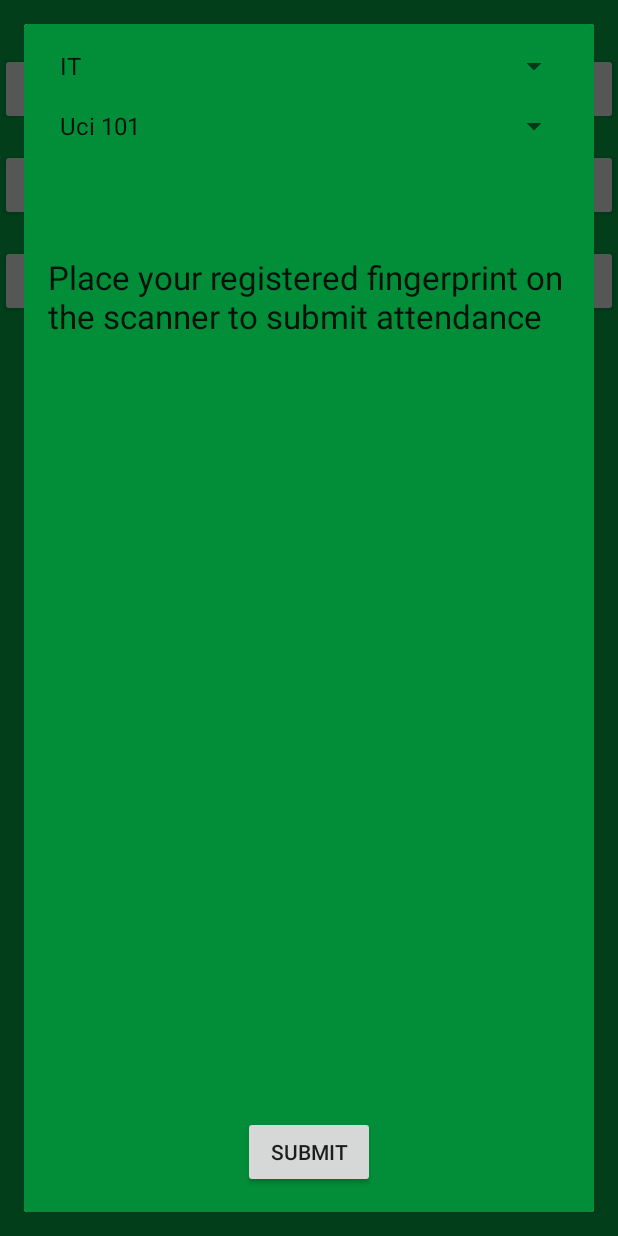
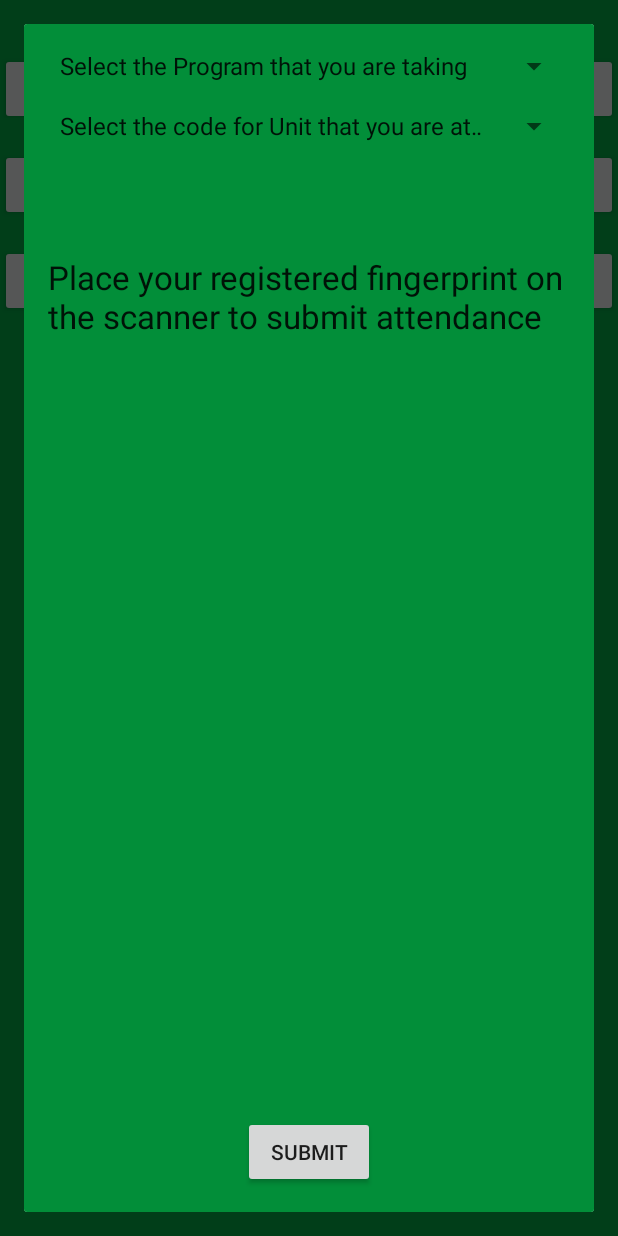
Before and after one commit to Theonlysmartboy/ClassAttendanceManager, an Android app: the MainActivity screen opened directly, with no data from a screen before it, after a tap on "SUBMIT ATTENDANCE", on a phone screen of 412 x 824 dp. Run offline under Robolectric (Android 15) with nearby library versions, the phone set to English and light mode, and no system bars.

```diff
--- a/app/src/main/java/com/otema/tosby/attendancemanager/CustomOnItemSelectedListener.java
+++ b/app/src/main/java/com/otema/tosby/attendancemanager/CustomOnItemSelectedListener.java
@@ -13,7 +13,7 @@ class CustomOnItemSelectedListener implements android.widget.AdapterView.OnItemS
 
     @Override
     public void onNothingSelected(AdapterView<?> arg0) {
-        // TODO Auto-generated method stub
+
     }
 
 }
--- a/app/src/main/res/layout/activity_timetable.xml
+++ b/app/src/main/res/layout/activity_timetable.xml
@@ -1,10 +1,10 @@
 <?xml version="1.0" encoding="utf-8"?>
-<android.support.constraint.ConstraintLayout xmlns:android="http://schemas.android.com/apk/res/android"
-    xmlns:app="http://schemas.android.com/apk/res-auto"
+<RelativeLayout
     xmlns:tools="http://schemas.android.com/tools"
+    xmlns:android="http://schemas.android.com/apk/res/android"
     android:layout_width="match_parent"
     android:layout_height="match_parent"
     tools:context="com.otema.tosby.attendancemanager.Timetable"
     android:background="@color/background">
 
-</android.support.constraint.ConstraintLayout>
+</RelativeLayout>
--- a/app/src/main/res/values/strings.xml
+++ b/app/src/main/res/values/strings.xml
@@ -24,6 +24,7 @@
     <string name="submit">SUBMIT</string>
     <string name="unit_prompt">Select The unit you are attending</string>
     <string-array name="uci">
+        <item>Select the code for  Unit that you are attending it's Lesson</item>
         <item>Uci 101</item>
         <item>Uci 102</item>
         <item>Uci 103</item>
@@ -43,6 +44,7 @@
     </string-array>
     <string name="course_prompt">Select your course</string>
     <string-array name="programs">
+        <item>Select the Program that you are taking</item>
         <item>IT</item>
         <item>Computer Science</item>
         <item>Sociology</item>
```
Also changed, not shown: 33 other files.
